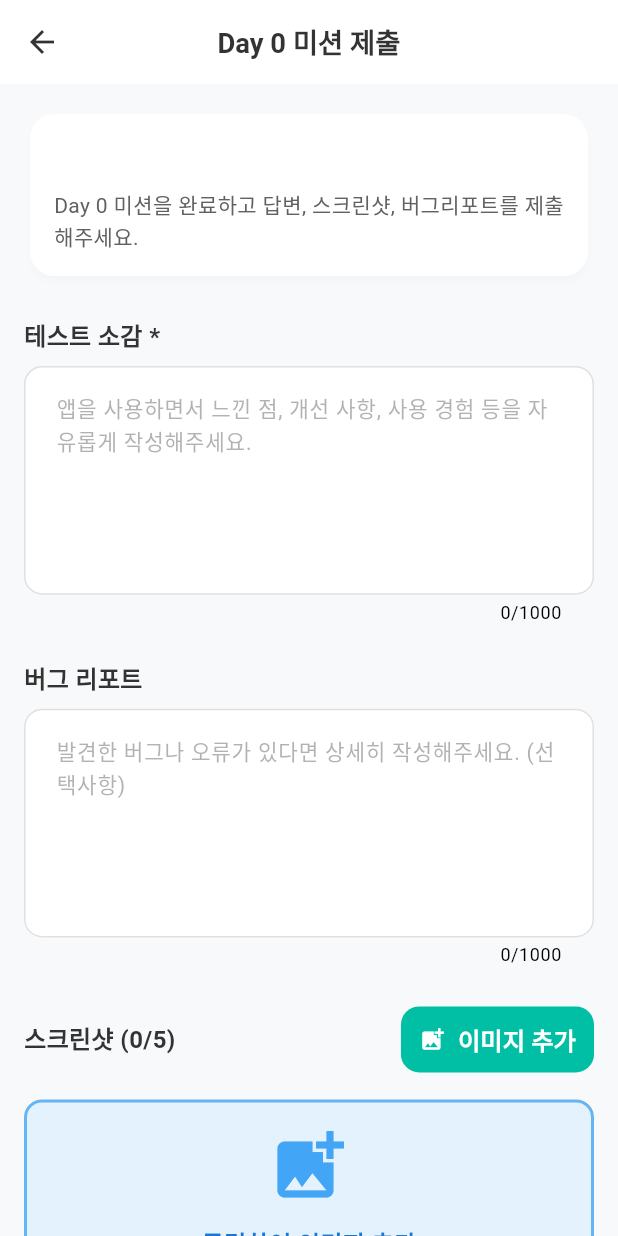
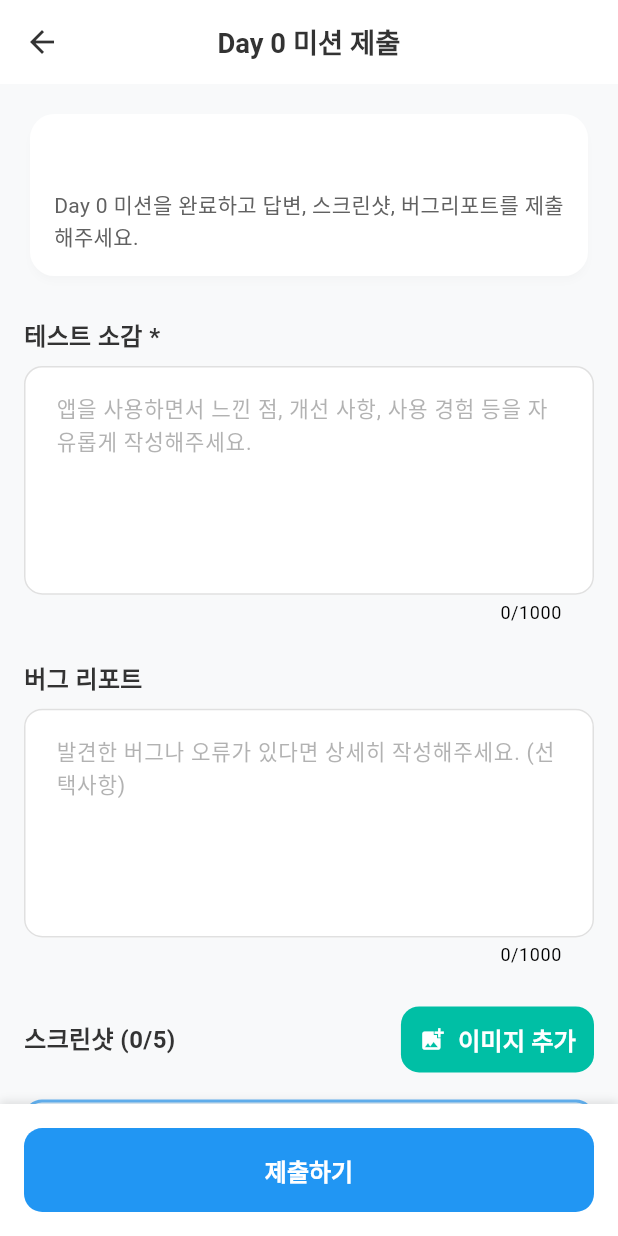
Before and after one commit to jagallang/BUG, a Flutter app: the DailyMissionSubmissionPage screen opened directly with empty values, on a phone screen of 412 x 824 dp. Run offline on Flutter 3.47's test engine with Material 3 defaults, Android fonts, the phone set to English and light mode, and no system bars; our stand-ins replace cloud_firestore, cloud_functions, dartz, equatable, firebase_auth, firebase_core and 10 more; missing offline and left inert: tosspayments_widget_sdk_flutter; accounts and stored records are empty.

Commit message:
feat: v2.128.0 - Firebase Storage 버킷 명시적 지정 및 UI 개선
🔧 Firebase Storage 업로드 에러 해결:
- FirebaseStorage.instanceFor(bucket: 'gs://bugcash') 명시적 버킷 지정
- "No object exists at the desired reference" 에러 완전 해결

🎨 UI 개선:
- 미션 제출 버튼을 SafeArea + bottomNavigationBar로 이동
- 시스템 네비게이션바 겹침 방지

🐛 컴파일 에러 수정:
- debugPrint import 누락 수정 (mission_state_notifier, mission_workflow_model)

📁 수정 파일:
- lib/core/services/storage_service.dart
- lib/services/firebase_service.dart
- lib/features/tester_dashboard/presentation/pages/daily_mission_submission_page.dart
- lib/features/mission/presentation/providers/mission_state_notifier.dart
- lib/features/shared/models/mission_workflow_model.dart
- README.md

🤖 Generated with [Claude Code](https://claude.com/claude-code)

Co-Authored-By: Claude <noreply@anthropic.com>

```diff
--- a/bugcash/lib/core/services/storage_service.dart
+++ b/bugcash/lib/core/services/storage_service.dart
@@ -5,7 +5,8 @@ import '../utils/logger.dart';
 /// v2.9.0: Firebase Storage 서비스 (웹/모바일 통합)
 /// 미션 스크린샷 업로드 관리 - XFile 기반
 class StorageService {
-  final FirebaseStorage _storage = FirebaseStorage.instance;
+  // v2.128.0: 명시적 버킷 지정으로 "No object exists" 에러 방지
+  final FirebaseStorage _storage = FirebaseStorage.instanceFor(bucket: 'gs://bugcash');
 
   /// v2.115.0: 미션 스크린샷 업로드 (XFile 지원 + 재시도 로직)
   ///
--- a/bugcash/lib/features/mission/presentation/providers/mission_state_notifier.dart
+++ b/bugcash/lib/features/mission/presentation/providers/mission_state_notifier.dart
@@ -1,4 +1,5 @@
 import 'dart:async';
+import 'package:flutter/foundation.dart';
 import 'package:flutter_riverpod/flutter_riverpod.dart';
 import '../../domain/usecases/get_missions_usecase.dart';
 import '../../domain/usecases/approve_mission_usecase.dart';
--- a/bugcash/lib/features/shared/models/mission_workflow_model.dart
+++ b/bugcash/lib/features/shared/models/mission_workflow_model.dart
@@ -1,3 +1,4 @@
+import 'package:flutter/foundation.dart';
 import 'package:cloud_firestore/cloud_firestore.dart';
 
 /// 미션 워크플로우 상태 정의
--- a/bugcash/lib/features/tester_dashboard/presentation/pages/daily_mission_submission_page.dart
+++ b/bugcash/lib/features/tester_dashboard/presentation/pages/daily_mission_submission_page.dart
@@ -285,7 +285,7 @@ class _DailyMissionSubmissionPageState
           : Form(
               key: _formKey,
               child: SingleChildScrollView(
-                padding: const EdgeInsets.all(16.0),
+                padding: const EdgeInsets.fromLTRB(16.0, 16.0, 16.0, 100.0),
                 child: Column(
                   crossAxisAlignment: CrossAxisAlignment.stretch,
                   children: [
@@ -361,14 +361,27 @@ class _DailyMissionSubmissionPageState
 
                     // 스크린샷 업로드
                     _buildScreenshotSection(),
-                    const SizedBox(height: 24),
-
-                    // 제출 버튼
-                    _buildSubmitButton(),
                   ],
                 ),
               ),
             ),
+      // v2.127.0: 제출 버튼을 하단 고정 영역으로 이동
+      bottomNavigationBar: SafeArea(
+        child: Container(
+          padding: const EdgeInsets.all(16.0),
+          decoration: BoxDecoration(
+            color: Colors.white,
+            boxShadow: [
+              BoxShadow(
+                color: Colors.black.withValues(alpha: 0.1),
+                offset: const Offset(0, -2),
+                blurRadius: 4,
+              ),
+            ],
+          ),
+          child: _buildSubmitButton(),
+        ),
+      ),
     );
   }
 
--- a/bugcash/lib/services/firebase_service.dart
+++ b/bugcash/lib/services/firebase_service.dart
@@ -9,7 +9,8 @@ class FirebaseService {
   static final FirebaseFirestore _firestore = FirebaseFirestore.instance;
   // ignore: unused_field
   static final FirebaseAuth _auth = FirebaseAuth.instance;
-  static final FirebaseStorage _storage = FirebaseStorage.instance;
+  // v2.128.0: 명시적 버킷 지정으로 "No object exists" 에러 방지
+  static final FirebaseStorage _storage = FirebaseStorage.instanceFor(bucket: 'gs://bugcash');
 
   // Collections
   static const String missionsCollection = 'missions';
```
Also changed, not shown: 1 other file.
